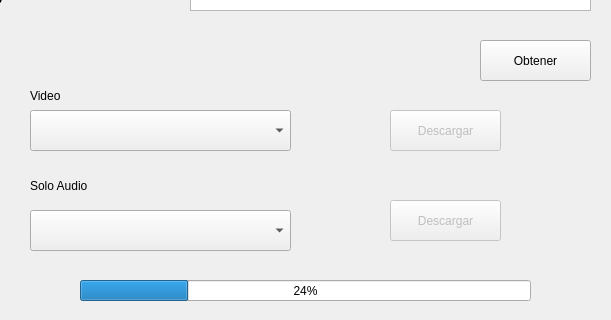
Before: the Qt Designer form Views/ventana.ui in LeoEsquivel/RaccoonsTube, drawn with Qt 5; both pictures show x 190 to 801 and y 320 to 640 of the 926 by 640 pixel window.
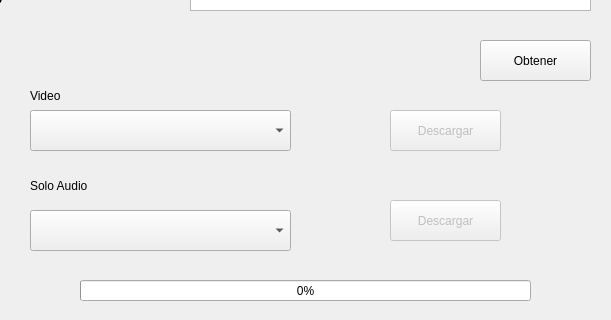
After: the same form once the commit is applied.

What changed in the file:
```diff
--- a/Views/ventana.ui
+++ b/Views/ventana.ui
@@ -122,7 +122,7 @@
     </rect>
    </property>
    <property name="value">
-    <number>24</number>
+    <number>0</number>
    </property>
   </widget>
   <widget class="QLabel" name="imagen">
```
